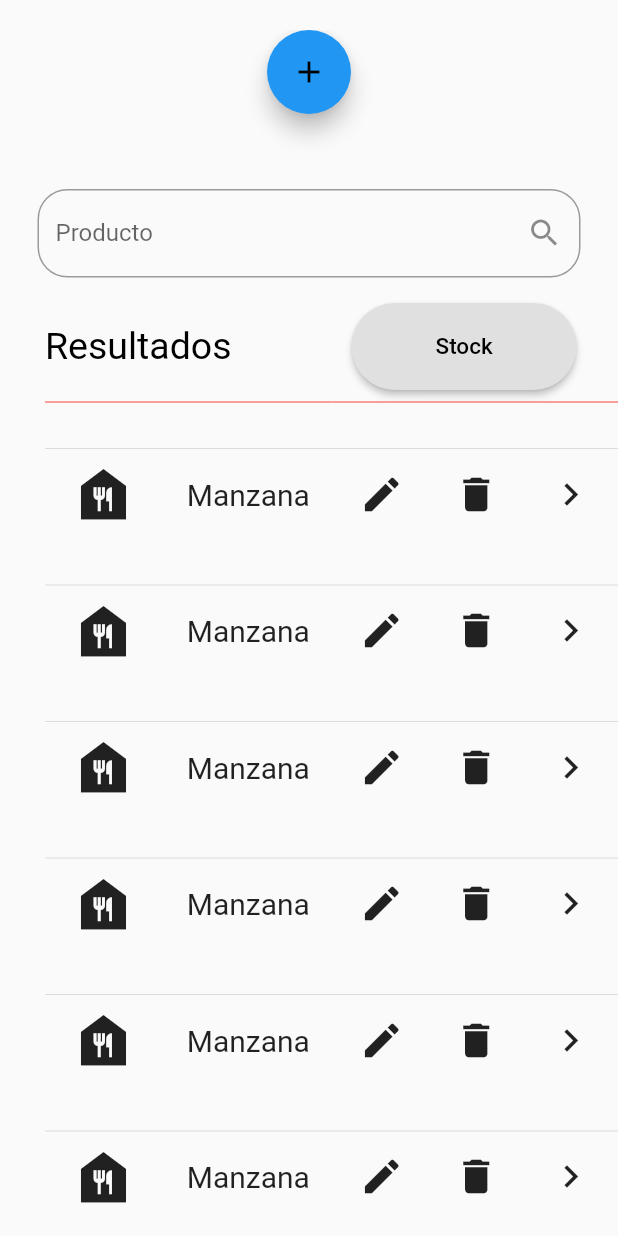
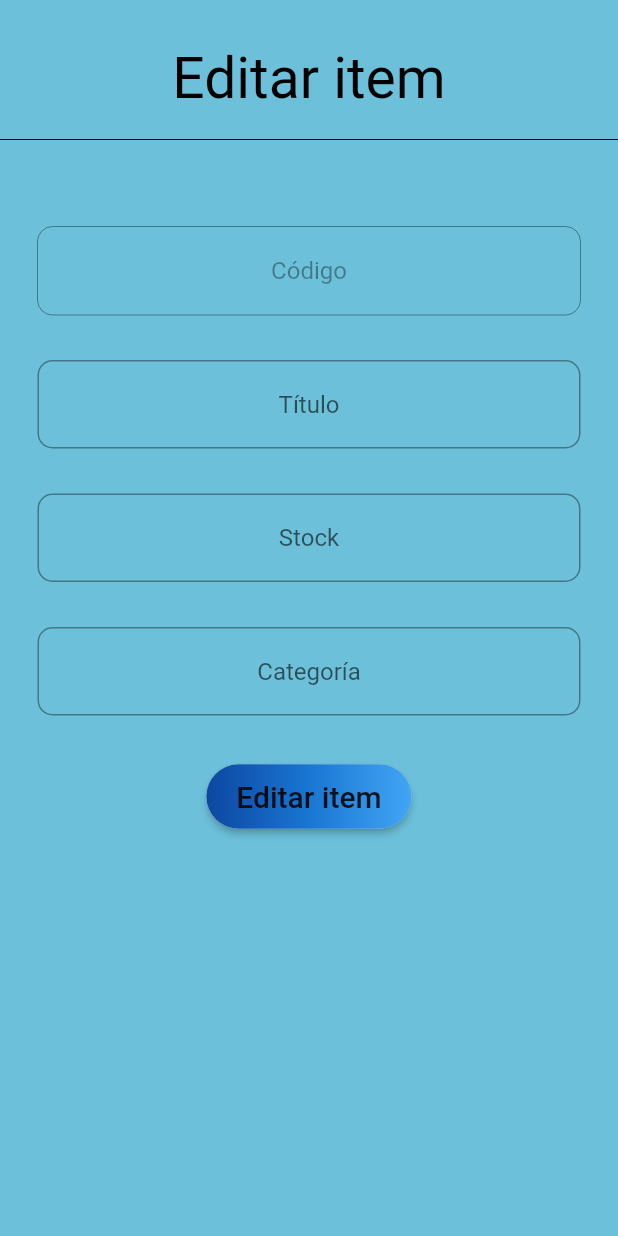
Before and after one commit to RitariDidier/proyectottm, a Flutter app: the screen it shows after launch, on a phone screen of 412 x 824 dp. Run offline on Flutter 3.47's test engine with Material 2 defaults, Android fonts, the phone set to English and light mode, and no system bars.

Commit message:
Creación de interfaz de editar item.

```diff
--- a/lib/main.dart
+++ b/lib/main.dart
@@ -1,6 +1,7 @@
 import 'package:flutter/material.dart';
 import 'package:proyectottm/src/pages/agregar_item.dart';
 import 'package:proyectottm/src/pages/login_page.dart';
+import 'package:proyectottm/src/pages/editar_item.dart';
 
 void main() => runApp(MyApp());
 
@@ -10,10 +11,11 @@ class MyApp extends StatelessWidget {
     return MaterialApp(
       debugShowCheckedModeBanner: false,
       title: 'Main',
-      initialRoute: 'item',
+      initialRoute: 'editar',
       routes: {
         'login': (BuildContext context) => LoginPage(),
         'item': (BuildContext context) => AgregarItem(),
+        'editar': (BuildContext context) => EditarItem()
       },
     );
   }
--- /dev/null
+++ b/lib/src/pages/editar_item.dart
@@ -0,0 +1,99 @@
+import 'package:flutter/material.dart';
+
+class EditarItem extends StatefulWidget {
+  @override
+  _EditarItemState createState() => _EditarItemState();
+}
+
+class _EditarItemState extends State<EditarItem> {
+  @override
+  Widget build(BuildContext context) {
+    return Scaffold(
+        body: Container(
+      color: Color.fromRGBO(108, 192, 218, 1.0),
+      padding: EdgeInsets.only(top: 20),
+      child: SafeArea(
+        child: Column(
+          children: <Widget>[
+            SizedBox(
+              height: 10,
+            ),
+            _agregarHeader(),
+            SizedBox(
+              height: 10,
+            ),
+            Divider(color: Colors.black),
+            _disabledInputItemData("Código"),
+            _inputItemData("Título", TextInputType.text),
+            _inputItemData("Stock", TextInputType.number),
+            _inputItemData("Categoría", TextInputType.text),
+            SizedBox(
+              height: 30,
+            ),
+            _botonEditar(),
+          ],
+        ),
+      ),
+    ));
+  }
+
+  Widget _agregarHeader() {
+    return Text(
+      'Editar item',
+      style: TextStyle(color: Colors.black, fontSize: 38),
+    );
+  }
+
+  Widget _inputItemData(String field, keyboardType) {
+    return Container(
+      padding: EdgeInsets.only(top: 30, right: 25, left: 25),
+      child: TextField(
+        textAlign: TextAlign.center,
+        //autofocus: false,
+        textCapitalization: TextCapitalization.sentences,
+        keyboardType: keyboardType,
+        decoration: InputDecoration(
+            border: OutlineInputBorder(borderRadius: BorderRadius.circular(10)),
+            hintText: field),
+        //suffixIcon: Icon(Icons.search)),
+      ),
+    );
+  }
+
+  Widget _disabledInputItemData(String field) {
+    return Container(
+      padding: EdgeInsets.only(top: 50, right: 25, left: 25),
+      child: TextField(
+        textAlign: TextAlign.center,
+        enabled: false,
+        //autofocus: false,
+        textCapitalization: TextCapitalization.sentences,
+        decoration: InputDecoration(
+            border: OutlineInputBorder(borderRadius: BorderRadius.circular(10)),
+            hintText: field),
+        //suffixIcon: Icon(Icons.search)),
+      ),
+    );
+  }
+
+  Widget _botonEditar() {
+    return RaisedButton(
+      onPressed: () {},
+      padding: const EdgeInsets.all(0.0),
+      shape: RoundedRectangleBorder(borderRadius: BorderRadius.circular(80.0)),
+      child: Container(
+        decoration: const BoxDecoration(
+            gradient: LinearGradient(
+              colors: <Color>[
+                Color(0xFF0D47A1),
+                Color(0xFF1976D2),
+                Color(0xFF42A5F5),
+              ],
+            ),
+            borderRadius: BorderRadius.all(Radius.circular(80.0))),
+        padding: const EdgeInsets.fromLTRB(20, 10, 20, 10),
+        child: const Text('Editar item', style: TextStyle(fontSize: 20)),
+      ),
+    );
+  }
+}
```
